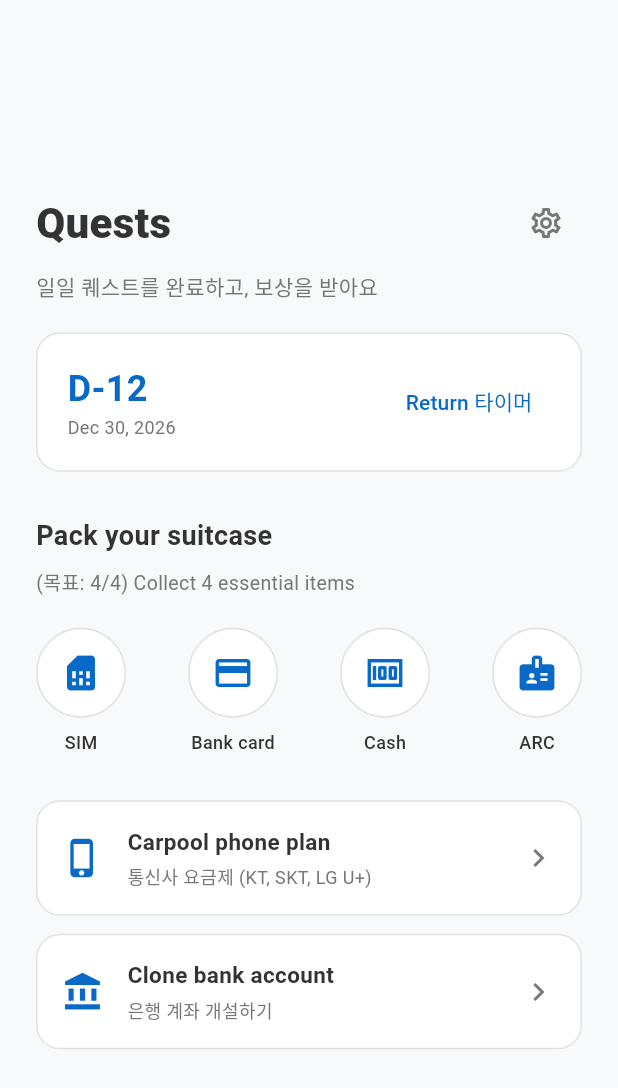
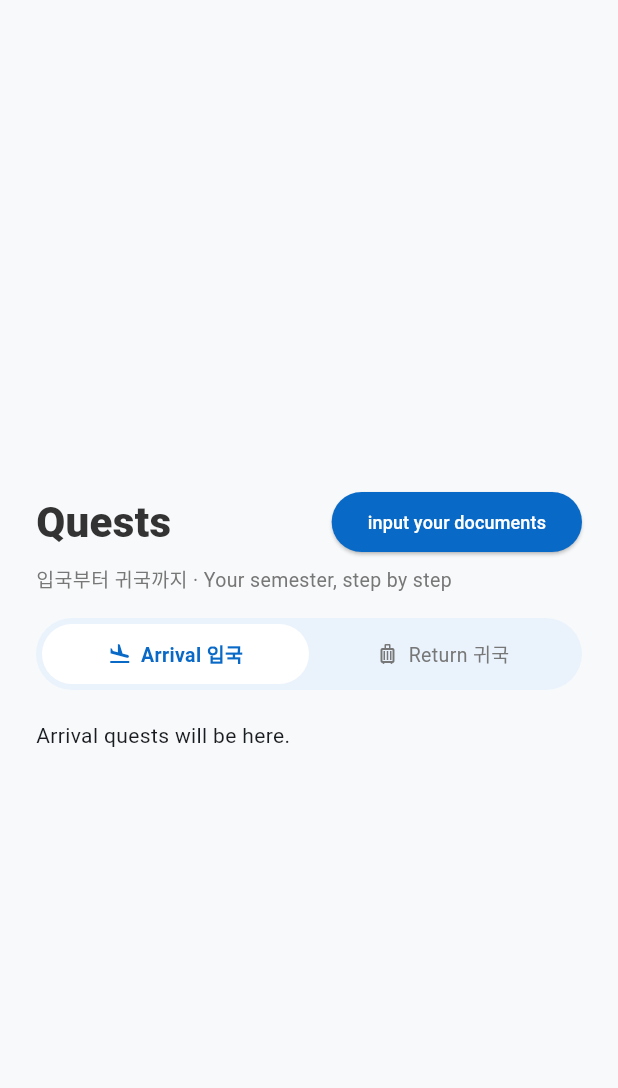
Before and after one commit to xgledsp/Mobile-programming, a Flutter app: the QuestsPage screen opened directly, on a phone screen of 412 x 824 dp. Shown: the top 1088 px of the screen. Run offline on Flutter 3.47's test engine with Material 3 defaults, Android fonts, the phone set to English and light mode, and no system bars.

Commit message:
Add Arrival/Return toggle and new header to Quests tab

```diff
--- a/lib/quests_page.dart
+++ b/lib/quests_page.dart
@@ -1,8 +1,16 @@
 import 'package:flutter/material.dart';
 import 'app_theme.dart';
 
-class QuestsPage extends StatelessWidget {
+class QuestsPage extends StatefulWidget {
   const QuestsPage({super.key});
+
+  @override
+  State<QuestsPage> createState() => _QuestsPageState();
+}
+
+class _QuestsPageState extends State<QuestsPage> {
+  // false = Arrival tab, true = Return tab.
+  bool _showReturn = false;
 
   @override
   Widget build(BuildContext context) {
@@ -16,25 +24,35 @@ class QuestsPage extends StatelessWidget {
               crossAxisAlignment: CrossAxisAlignment.start,
               children: [
                 Row(
-                  mainAxisAlignment: MainAxisAlignment.spaceBetween,
                   children: [
-                    const Text(
-                      'Quests',
-                      style: TextStyle(fontSize: 28, fontWeight: FontWeight.w800, color: darkText),
+                    const Expanded(
+                      child: Text(
+                        'Quests',
+                        style: TextStyle(fontSize: 28, fontWeight: FontWeight.w800, color: darkText),
+                      ),
                     ),
-                    IconButton(
-                      icon: const Icon(Icons.settings_outlined, color: lightText),
-                      onPressed: () {},
-                    )
+                    ElevatedButton(
+                      onPressed: () {}, // TODO: open the documents page
+                      style: ElevatedButton.styleFrom(
+                        backgroundColor: primaryBlue,
+                        foregroundColor: Colors.white,
+                        shape: RoundedRectangleBorder(borderRadius: BorderRadius.circular(20)),
+                      ),
+                      child: const Text('input your documents', style: TextStyle(fontSize: 12)),
+                    ),
                   ],
                 ),
-                const SizedBox(height: 8),
+                const SizedBox(height: 4),
                 const Text(
-                  '일일 퀘스트를 완료하고, 보상을 받아요',
-                  style: TextStyle(fontSize: 14, color: lightText),
+                  '입국부터 귀국까지 · Your semester, step by step',
+                  style: TextStyle(fontSize: 13, color: lightText),
                 ),
+                const SizedBox(height: 16),
+                _buildTabToggle(),
                 const SizedBox(height: 20),
 
+                // Return tab content (redesigned in Q3).
+                if (_showReturn) ...[
                 Container(
                   padding: const EdgeInsets.all(20),
                   decoration: BoxDecoration(
@@ -80,9 +98,78 @@ class QuestsPage extends StatelessWidget {
                 _buildQuestTile(Icons.phone_iphone, 'Carpool phone plan', '통신사 요금제 (KT, SKT, LG U+)'),
                 const SizedBox(height: 12),
                 _buildQuestTile(Icons.account_balance, 'Clone bank account', '은행 계좌 개설하기'),
+                ] else ...[
+                  // Arrival tab content (filled in Q2).
+                  const Text('Arrival quests will be here.'),
+                ],
               ],
             ),
           ),
+        ),
+      ),
+    );
+  }
+
+  /// Pill-shaped switch between the Arrival and Return tabs.
+  Widget _buildTabToggle() {
+    return Container(
+      padding: const EdgeInsets.all(4),
+      decoration: BoxDecoration(
+        color: softBlue,
+        borderRadius: BorderRadius.circular(24),
+      ),
+      child: Row(
+        children: [
+          Expanded(
+            child: _buildTabButton(
+              icon: Icons.flight_land,
+              label: 'Arrival 입국',
+              selected: !_showReturn,
+              onTap: () => setState(() => _showReturn = false),
+            ),
+          ),
+          Expanded(
+            child: _buildTabButton(
+              icon: Icons.luggage_outlined,
+              label: 'Return 귀국',
+              selected: _showReturn,
+              onTap: () => setState(() => _showReturn = true),
+            ),
+          ),
+        ],
+      ),
+    );
+  }
+
+  /// One side of the toggle. White and blue when selected.
+  Widget _buildTabButton({
+    required IconData icon,
+    required String label,
+    required bool selected,
+    required VoidCallback onTap,
+  }) {
+    return GestureDetector(
+      onTap: onTap,
+      child: Container(
+        height: 40,
+        decoration: BoxDecoration(
+          color: selected ? Colors.white : Colors.transparent,
+          borderRadius: BorderRadius.circular(20),
+        ),
+        child: Row(
+          mainAxisAlignment: MainAxisAlignment.center,
+          children: [
+            Icon(icon, size: 16, color: selected ? primaryBlue : lightText),
+            const SizedBox(width: 6),
+            Text(
+              label,
+              style: TextStyle(
+                fontSize: 13,
+                fontWeight: selected ? FontWeight.bold : FontWeight.normal,
+                color: selected ? primaryBlue : lightText,
+              ),
+            ),
+          ],
         ),
       ),
     );
```
